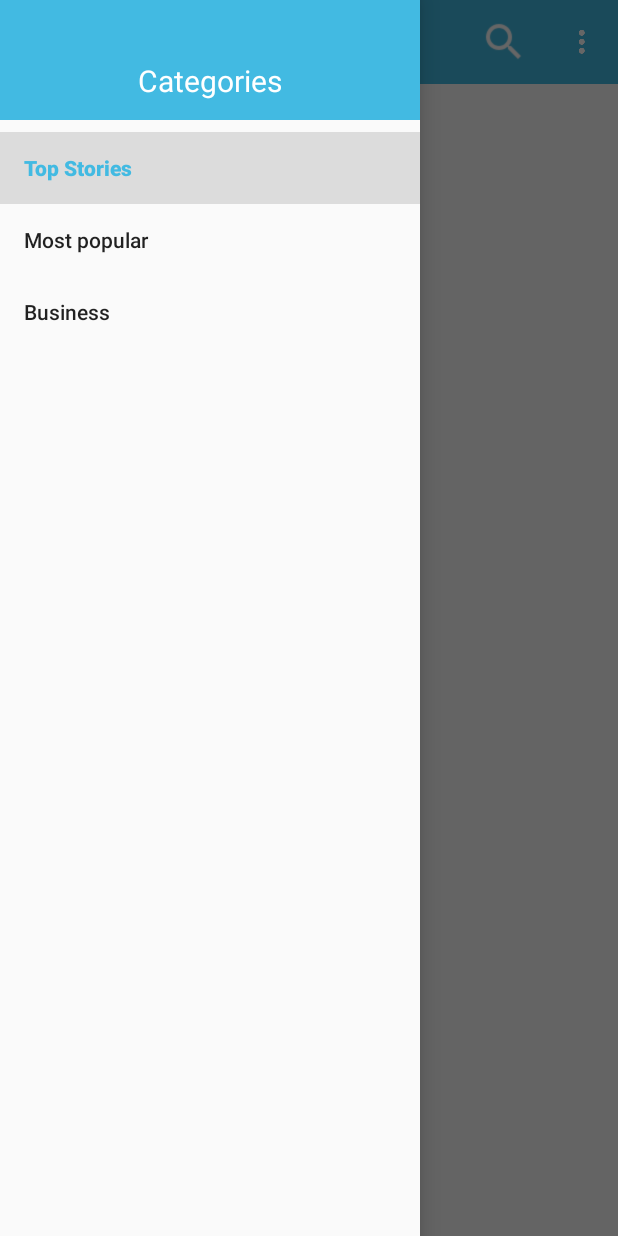
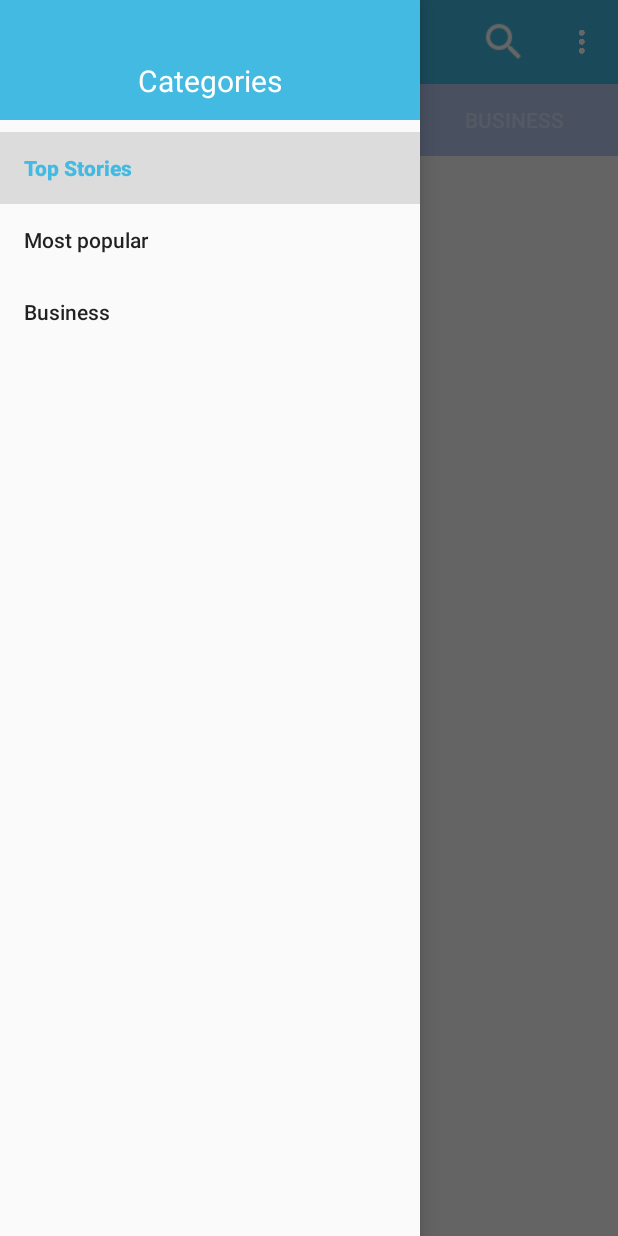
Before and after one commit to EB974/projet5.2-OC, an Android app: the screen it shows after launch (MynewsActivity), with the side drawer open, on a phone screen of 412 x 824 dp. Run offline under Robolectric (Android 15) with nearby library versions, the phone set to English and light mode, and no system bars; our stand-ins replace ButterKnife; 1 statement that could not run was skipped.

Commit message:
add tabs (don't work)

```diff
--- a/MyNews/app/src/main/java/com/eric_b/mynews/controllers/MynewsActivity.java
+++ b/MyNews/app/src/main/java/com/eric_b/mynews/controllers/MynewsActivity.java
@@ -1,14 +1,18 @@
 package com.eric_b.mynews.controllers;
 
 
+import android.support.annotation.NonNull;
 import android.support.design.widget.NavigationView;
+import android.support.design.widget.TabLayout;
 import android.support.v4.app.Fragment;
 import android.support.v4.view.GravityCompat;
+import android.support.v4.view.ViewPager;
 import android.support.v4.widget.DrawerLayout;
 import android.support.v7.app.ActionBarDrawerToggle;
 import android.support.v7.app.AppCompatActivity;
 import android.os.Bundle;
 import android.support.v7.widget.Toolbar;
+import android.util.Log;
 import android.view.Menu;
 import android.view.MenuItem;
 
@@ -47,10 +51,28 @@ public class MynewsActivity extends AppCompatActivity implements NavigationView.
         // 6 - Configure all views
         this.configureToolBar();
         this.configureDrawerLayout();
+
+
+        this.configureViewPagerAndTabs();
         this.configureNavigationView();
-
         this.showFirstFragment();
 
+    }
+
+    private void configureViewPagerAndTabs(){
+        // 1 - Get ViewPager from layout
+        ViewPager pager = findViewById(R.id.activity_mynews_viewpager);
+        // 2 - Set Adapter PageAdapter and glue it together
+        pager.setAdapter(new PageAdapter(getSupportFragmentManager()));
+
+        // 1 - Get TabLayout from layout
+        TabLayout tabs= findViewById(R.id.activity_mynews_tabs);
+
+        // 2 - Glue TabLayout and ViewPager together
+        tabs.setupWithViewPager(pager);
+
+        // 3 - Design purpose. Tabs have the same width
+        tabs.setTabMode(TabLayout.MODE_FIXED);
     }
 
     @Override
@@ -64,7 +86,7 @@ public class MynewsActivity extends AppCompatActivity implements NavigationView.
     }
 
     @Override
-    public boolean onNavigationItemSelected(MenuItem item) {
+    public boolean onNavigationItemSelected(@NonNull MenuItem item) {
 
         // 4 - Handle Navigation Item Click
         int id = item.getItemId();
@@ -139,7 +161,8 @@ public class MynewsActivity extends AppCompatActivity implements NavigationView.
     // 5 - Show fragment according an Identifier
 
     private void showFragment(int fragmentIdentifier){
-        switch (fragmentIdentifier){
+
+         switch (fragmentIdentifier){
             case FRAGMENT_TOP :
                 this.showTopFragment();
                 break;
@@ -182,8 +205,9 @@ public class MynewsActivity extends AppCompatActivity implements NavigationView.
     // 3 - Generic method that will replace and show a fragment inside the MainActivity Frame Layout
     private void startTransactionFragment(Fragment fragment){
         if (!fragment.isVisible()){
+            Log.d("mynews","strat ransaction");
             getSupportFragmentManager().beginTransaction()
-                    .replace(R.id.activity_mynews_frame_layout, fragment).commit();
+                    .replace(R.id.activity_mynews_frame_layout, fragment).show(fragment).commit();
         }
     }
 
--- /dev/null
+++ b/MyNews/app/src/main/java/com/eric_b/mynews/controllers/PageAdaptater.java
@@ -0,0 +1,45 @@
+package com.eric_b.mynews.controllers;
+
+import android.support.v4.app.Fragment;
+import android.support.v4.app.FragmentManager;
+import android.support.v4.app.FragmentPagerAdapter;
+
+import com.eric_b.mynews.controllers.fragments.BusinessFragment;
+import com.eric_b.mynews.controllers.fragments.MostPopularFragment;
+import com.eric_b.mynews.controllers.fragments.TopStoriesFragment;
+
+class PageAdapter extends FragmentPagerAdapter{
+
+    // 2 - Default Constructor
+    PageAdapter(FragmentManager mgr) {
+        super(mgr);
+    }
+
+    @Override
+    public int getCount() {
+        return(3); // 3 - Number of page to show
+    }
+
+    @Override
+    public Fragment getItem(int position) {
+        switch (position) {
+            case 0: //Page number 1
+                return new TopStoriesFragment();
+            case 1: //Page number 2
+                return new MostPopularFragment();
+            case 2: //Page number 3
+                return new BusinessFragment();
+            default:
+                return null;
+        }
+    }
+
+
+    @Override
+    public CharSequence getPageTitle(int position) {
+        String[]  namePage = {"Top Stories","Most Popular","Business"};
+        return namePage[position];
+    }
+
+
+}
--- a/MyNews/app/src/main/res/layout/activity_mynews.xml
+++ b/MyNews/app/src/main/res/layout/activity_mynews.xml
@@ -25,6 +25,19 @@
             android:background="?attr/colorPrimary"
             app:theme="@style/ToolBarStyle"/>
 
+        <android.support.design.widget.TabLayout
+            android:id="@+id/activity_mynews_tabs"
+            android:layout_width="match_parent"
+            android:layout_height="wrap_content"
+            android:background="#B6C9F1"
+            app:tabIndicatorColor="@color/colorPrimary"
+            app:tabTextColor="#D4E0F8"
+            app:tabSelectedTextColor="#fff"/>
+
+        <android.support.v4.view.ViewPager
+            android:id="@+id/activity_mynews_viewpager"
+            android:layout_width="match_parent"
+            android:layout_height="match_parent"/>
 
         <FrameLayout
             android:id="@+id/activity_mynews_frame_layout"
@@ -33,7 +46,7 @@
 
     </LinearLayout>
 
-    <!-- 2 | NavigationView -->
+
     <android.support.design.widget.NavigationView
         android:id="@+id/activity_mynews_nav_view"
         android:layout_width="wrap_content"
@@ -43,4 +56,5 @@
         app:headerLayout="@layout/activity_mynews_nav_header"
         app:menu="@menu/activity_mynews_menu_drawer" />
 
+
 </android.support.v4.widget.DrawerLayout>
```
